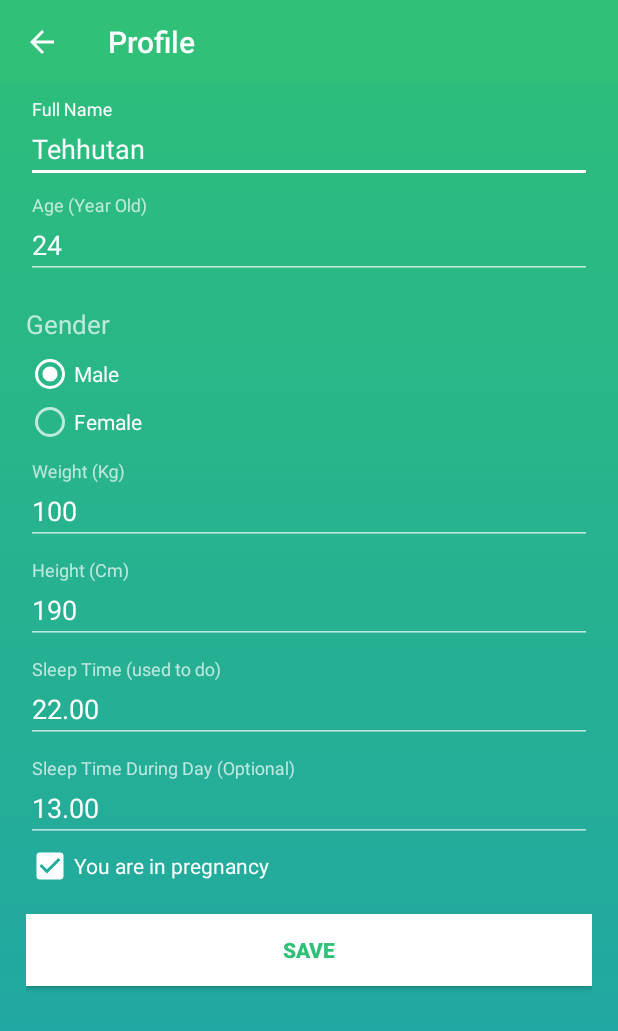
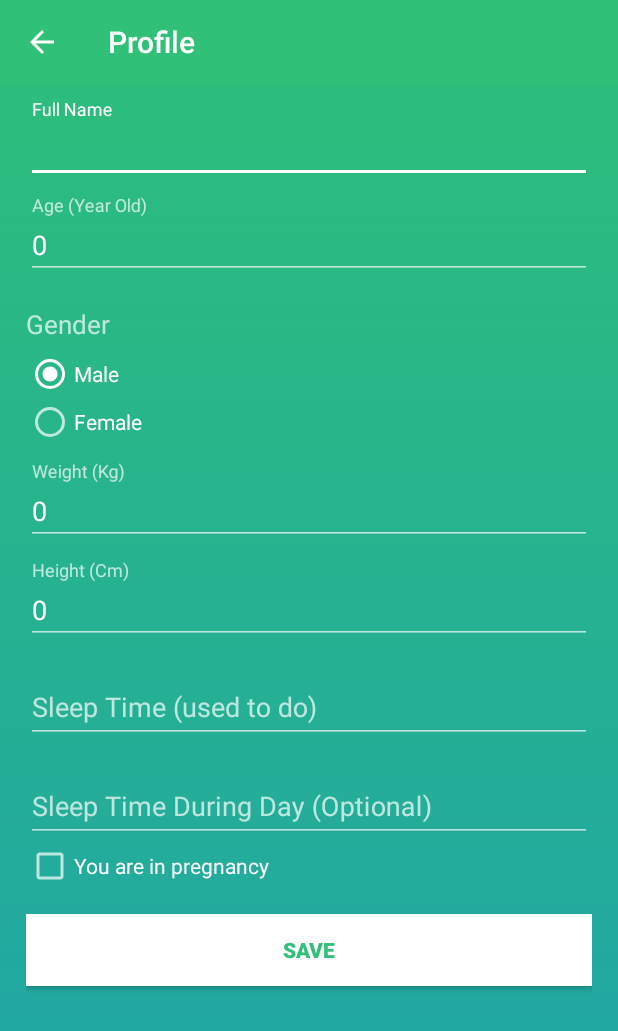
Before and after one commit to burhanahmeed/Miranda, an Android app: the fragment Profile_fragment placed in its activity, after a tap on an icon or button, on a phone screen of 412 x 824 dp. Shown: the top 1031 px of the screen. Run offline under Robolectric (Android 15) with nearby library versions, the phone set to English and light mode, and no system bars.

Commit message:
Profile CRU Done

```diff
--- a/app/src/main/java/com/ayotong/miranda/DBCtrl/UserInfoDAO.java
+++ b/app/src/main/java/com/ayotong/miranda/DBCtrl/UserInfoDAO.java
@@ -13,15 +13,11 @@ public interface UserInfoDAO {
 
     public int updateInfo(UserInfo userinfo);
 
-    public int updateInfo(int id, String username, int age, String gender, int weight, int height, boolean ispregnant, String startnap, String startsleep);
+    public int updateInfo(int id, String username, int age, int gender, int weight, int height, boolean ispregnant, String startnap, String startsleep);
 
     public int boolsql (boolean value);
 
     public boolean boolsql (int value);
 
-    public int gendersql (String gender);
-
-    public String gendersql(int gender);
-
     public UserInfo loadInfo();
 }
--- a/app/src/main/java/com/ayotong/miranda/MainActivity.java
+++ b/app/src/main/java/com/ayotong/miranda/MainActivity.java
@@ -30,11 +30,13 @@ import android.widget.ImageView;
 import android.widget.TextView;
 import android.widget.Toast;
 
+import com.ayotong.miranda.DBCtrl.UserInfoDB;
 import com.ayotong.miranda.app.About_fragment;
 import com.ayotong.miranda.app.Article_fragment;
 import com.ayotong.miranda.app.Home_fragment;
 import com.ayotong.miranda.app.Profile_fragment;
 import com.ayotong.miranda.app.Stat_fragment;
+import com.ayotong.miranda.model.UserInfo;
 
 public class MainActivity extends AppCompatActivity {
 
@@ -42,8 +44,10 @@ public class MainActivity extends AppCompatActivity {
     private Toolbar toolbar;
     private NavigationView navigationView;
     private DrawerLayout drawerLayout;
-
+    UserInfo user;
+    UserInfoDB userdb;
     TextView name, cond,level;
+    int fragID;
 
     @Override
     protected void onCreate(Bundle savedInstanceState) {
@@ -63,14 +67,24 @@ public class MainActivity extends AppCompatActivity {
 
         //Initializing NavigationView
         navigationView = (NavigationView) findViewById(R.id.navigation_view);
-                View header=navigationView.getHeaderView(0);
-/*View view=navigationView.inflateHeaderView(R.layout.nav_header_main);*/
+        View header=navigationView.getHeaderView(0);
+
+        /*View view=navigationView.inflateHeaderView(R.layout.nav_header_main);*/
         name = (TextView)header.findViewById(R.id.username);
         cond = (TextView)header.findViewById(R.id.condisi);
         level = (TextView)findViewById(R.id.level);
-        name.setText("Teh"); //nama
-        cond.setText("Male"); //iki ganti gender ae
+
+        userdb = new UserInfoDB(getApplicationContext());
+        user = new UserInfo();
+
+        Log.i("Action: ", "userdb created");
+        user = userdb.loadInfo();
+        Log.i("Action: ", "success loading info");
+        name.setText(user.getUsername()); //nama
+        Log.i("Action: ", "get username");
+        cond.setText(user.genderToText(user.getGender())); //iki ganti gender ae
         level.setText("100"); //total xp
+
         ImageView img = (ImageView)header.findViewById(R.id.profile_image);
         Resources res = getResources(); // need this to fetch the drawable
         Drawable draw = res.getDrawable( R.drawable.ic_logo );
@@ -89,6 +103,10 @@ public class MainActivity extends AppCompatActivity {
                 openFragment(new Profile_fragment());
             }
         });
+
+        if(getIntent().getIntExtra("fragnum", 0)==1){
+            openFragment(new Profile_fragment());
+        }
 
         Drawable drawable = ContextCompat.getDrawable(getApplicationContext(),R.drawable.icon_menu_feeds);
         toolbar.setOverflowIcon(drawable);
--- a/app/src/main/java/com/ayotong/miranda/UpdateProfileActivity.java
+++ b/app/src/main/java/com/ayotong/miranda/UpdateProfileActivity.java
@@ -1,13 +1,17 @@
 package com.ayotong.miranda;
 
 import android.app.ActionBar;
+import android.content.Intent;
 import android.graphics.Color;
 import android.graphics.PorterDuff;
 import android.graphics.drawable.Drawable;
+import android.support.v4.app.Fragment;
+import android.support.v4.app.FragmentManager;
 import android.support.v4.app.NavUtils;
 import android.support.v7.app.AppCompatActivity;
 import android.os.Bundle;
 import android.support.v7.widget.Toolbar;
+import android.util.Log;
 import android.view.Menu;
 import android.view.MenuItem;
 import android.view.View;
@@ -19,12 +23,20 @@ import android.widget.RadioGroup;
 import android.widget.TextView;
 import android.widget.Toast;
 
+import com.ayotong.miranda.DBCtrl.UserInfoDB;
+import com.ayotong.miranda.app.Profile_fragment;
+import com.ayotong.miranda.model.UserInfo;
+
 public class UpdateProfileActivity extends AppCompatActivity {
 
-    EditText fullname, age, weight, height, tidur, tsiang;
+    EditText etfullname, etage, etweight, etheight, ettidur, ettsiang;
     RadioGroup rg;
     RadioButton rb;
     CheckBox cbP;
+    UserInfo user;
+    UserInfoDB userdb;
+    private boolean ispreg;
+    private int gender;
 
     @Override
     protected void onCreate(Bundle savedInstanceState) {
@@ -45,70 +57,92 @@ public class UpdateProfileActivity extends AppCompatActivity {
             }
         });
 
-        fullname = (EditText) findViewById(R.id.your_full_name);
-        String fname = fullname.getText().toString();
-        age = (EditText) findViewById(R.id.input_age);
-        String ages = age.getText().toString();
-        weight = (EditText) findViewById(R.id.weight);
-        String berat = weight.getText().toString();
-        height = (EditText) findViewById(R.id.height_);
-        String tinggi = height.getText().toString();
-        tidur = (EditText)findViewById(R.id.tidur);
-        String tidurs = tidur.getText().toString();
-        tsiang = (EditText)findViewById(R.id.tidursiang);
-        String tidursiang = tsiang.getText().toString();
+        etfullname = (EditText) findViewById(R.id.your_full_name);
+        etage = (EditText) findViewById(R.id.input_age);
+        etweight = (EditText) findViewById(R.id.weight);
+        etheight = (EditText) findViewById(R.id.height_);
+        ettidur = (EditText)findViewById(R.id.tidur);
+        ettsiang = (EditText)findViewById(R.id.tidursiang);
+        cbP = (CheckBox)findViewById(R.id.checkBox);
 
+        //Load data dulu
+        loadProfile(user);
+        Log.i("UpdateProfile: ", "load info to layout");
 
         rg =(RadioGroup)findViewById(R.id.radiogender);
+        rg.setOnCheckedChangeListener(new RadioGroup.OnCheckedChangeListener()
+        {
+            public void onCheckedChanged(RadioGroup group, int checkedId) {
+                switch(checkedId){
+                    case R.id.rbM:
+                        gender = 0;
+                        break;
+                    case R.id.rbF:
+                        gender = 1;
+                        break;
+                }
+            }
+        });
 
-        Button btnDisplay=(Button)findViewById(R.id.savingbtn);
-
-        int selectedId=rg.getCheckedRadioButtonId();
-        rb=(RadioButton)findViewById(selectedId);
-
-        cbP = (CheckBox)findViewById(R.id.checkBox);
         cbP.setOnClickListener(new View.OnClickListener() {
 
             @Override
             public void onClick(View v) {
                 //is chkIos checked?
-                boolean pregnant = cbP.isChecked();
-
+                ispreg = cbP.isChecked();
             }
         });
 
-        //untuk setText pas buka halaman
-        fullname.setText("Tehhutan");
-        age.setText("24");
-        weight.setText("100");
-        height.setText("190");
-        tidur.setText("22.00");
-        tsiang.setText("13.00");
 
-        boolean isPreg = true;
-        if (isPreg){
+        Button save = (Button)findViewById(R.id.savingbtn);
+        save.setOnClickListener(new View.OnClickListener() {
+            @Override
+            public void onClick(View view) {
+                String fullname = etfullname.getText().toString();
+                int age = Integer.parseInt(etage.getText().toString());
+                int weight = Integer.parseInt(etweight.getText().toString());
+                int height = Integer.parseInt(etheight.getText().toString());
+
+                UserInfoDB userdb = new UserInfoDB(getApplicationContext());
+                UserInfo user = new UserInfo(0, fullname, age, gender , weight, height, ispreg, "1000", "2000");
+                userdb.updateInfo(user);
+                userdb.close();
+                Intent intent = new Intent(UpdateProfileActivity.this, MainActivity.class);
+                intent.putExtra("fragnum", 1);
+                startActivity(intent);
+                finish();
+            }
+        });
+
+    }
+    public void loadProfile(UserInfo user){
+        etfullname = (EditText) findViewById(R.id.your_full_name);
+        etage = (EditText) findViewById(R.id.input_age);
+        etweight = (EditText) findViewById(R.id.weight);
+        etheight = (EditText) findViewById(R.id.height_);
+        ettidur = (EditText)findViewById(R.id.tidur);
+        ettsiang = (EditText)findViewById(R.id.tidursiang);
+        cbP = (CheckBox)findViewById(R.id.checkBox);
+
+        userdb = new UserInfoDB(getApplicationContext());
+        user = userdb.loadInfo();
+        etfullname.setText(user.getUsername());
+        etage.setText(Integer.toString(user.getAge()));
+        etweight.setText(Integer.toString(user.getWeight()));
+        etheight.setText(Integer.toString(user.getHeight()));
+        ettidur.setText(user.getStartsleep());
+        ettsiang.setText(user.getStartnap());
+        if (user.ispregnant()){
             cbP.setChecked(true);
         }else{
             cbP.setChecked(false);
         }
-
-        String gndr = "Male";
-        if (gndr=="Male"){
+        if (user.getGender()==0){
             RadioButton rmale = (RadioButton)findViewById(R.id.rbM);
             rmale.setChecked(true);
         }else{
             RadioButton rfemale = (RadioButton)findViewById(R.id.rbF);
             rfemale.setChecked(true);
         }
-
-        Button save = (Button)findViewById(R.id.savingbtn);
-        save.setOnClickListener(new View.OnClickListener() {
-            @Override
-            public void onClick(View view) {
-                finish();
-            }
-        });
-
     }
-
 }
--- a/app/src/main/java/com/ayotong/miranda/app/Profile_fragment.java
+++ b/app/src/main/java/com/ayotong/miranda/app/Profile_fragment.java
@@ -6,6 +6,7 @@ import android.graphics.drawable.Drawable;
 import android.os.Bundle;
 import android.support.annotation.Nullable;
 import android.support.v4.app.Fragment;
+import android.util.Log;
 import android.view.LayoutInflater;
 import android.view.View;
 import android.view.ViewGroup;
@@ -14,30 +15,42 @@ import android.widget.ImageButton;
 import android.widget.ImageView;
 import android.widget.TextView;
 
+import com.ayotong.miranda.DBCtrl.UserInfoDB;
 import com.ayotong.miranda.R;
 import com.ayotong.miranda.UpdateProfileActivity;
+import com.ayotong.miranda.model.UserInfo;
 
 public class Profile_fragment extends Fragment {
     TextView nama, umur, berat, gender;
+    UserInfo user;
+    UserInfoDB userdb;
 
     @Nullable
     @Override
     public View onCreateView(LayoutInflater inflater, @Nullable ViewGroup container, @Nullable Bundle savedInstanceState) {
         //returning our layout file
+
         //change R.layout.yourlayoutfilename for each of your fragments
         View v = inflater.inflate(R.layout.fragment_profile, container, false);
         ImageButton btnUpdate = (ImageButton)v.findViewById(R.id.edit_profile_btn);
+        ImageView img = (ImageView)v.findViewById(R.id.profile_image);
 
         nama = (TextView)v.findViewById(R.id.isi_nama);
         umur = (TextView)v.findViewById(R.id.data_umur);
         berat = (TextView)v.findViewById(R.id.data_berat);
         gender = (TextView)v.findViewById(R.id.gender);
 
-        nama.setText("TEHHU");
-        umur.setText("20");
-        berat.setText("60");
-        gender.setText("Lanang");
-        ImageView img = (ImageView)v.findViewById(R.id.profile_image);
+        userdb = new UserInfoDB(getActivity().getApplicationContext());
+        user = new UserInfo();
+        Log.i("Action ", "userdb created");
+        user = userdb.loadInfo();
+        Log.i("Action ", "success loading info");
+        nama.setText(user.getUsername());
+        umur.setText(Integer.toString(user.getAge()));
+        berat.setText(Integer.toString(user.getWeight()));
+        gender.setText(user.genderToText(user.getGender()));
+        Log.i("Action", "Text Set");
+
         Resources res = getResources(); // need this to fetch the drawable
         Drawable draw = res.getDrawable( R.drawable.ic_logo );
         img.setImageDrawable(draw);
@@ -47,9 +60,11 @@ public class Profile_fragment extends Fragment {
             public void onClick(View view) {
                 Intent intent = new Intent(getActivity(), UpdateProfileActivity.class);
                 startActivity(intent);
+                getActivity().finish();
             }
         });
 
         return v;
     }
+
 }
--- a/app/src/main/java/com/ayotong/miranda/model/UserInfo.java
+++ b/app/src/main/java/com/ayotong/miranda/model/UserInfo.java
@@ -28,7 +28,7 @@ public class UserInfo {
     private int id;
     private String username;
     private int age;
-    private String gender;
+    private int gender;
     private int weight;
     private int height;
     private boolean ispregnant;
@@ -39,8 +39,9 @@ public class UserInfo {
 
     }
 
-    public UserInfo(int id, String username, int age, String gender, int weight, int height, boolean ispregnant, String startnap, String startsleep){
+    public UserInfo(int id, String username, int age, int gender, int weight, int height, boolean ispregnant, String startnap, String startsleep){
         this.id = id;
+        this.username = username;
         this.age = age;
         this.gender = gender;
         this.weight = weight;
@@ -48,6 +49,12 @@ public class UserInfo {
         this.ispregnant = ispregnant;
         this.startnap = startnap;
         this.startsleep = startsleep;
+    }
+
+    public String genderToText(int gender){
+        if(gender==0)
+            return "male";
+        return "female";
     }
 
     public int getId() {
@@ -74,11 +81,11 @@ public class UserInfo {
         this.age = age;
     }
 
-    public String getGender() {
+    public int getGender() {
         return gender;
     }
 
-    public void setGender(String gender) {
+    public void setGender(int gender) {
         this.gender = gender;
     }
 
--- a/app/src/main/res/layout/form_signup.xml
+++ b/app/src/main/res/layout/form_signup.xml
@@ -80,13 +80,13 @@
                     android:layout_height="match_parent"
                     android:layout_below="@+id/textView"
                     android:layout_centerHorizontal="true"
-                    android:layout_marginTop="5dp">
+                    android:layout_marginTop="5dp"
+                    android:id="@+id/radiogender">
 
                     <RadioButton
                         android:id="@+id/radioButton1"
                         android:layout_width="wrap_content"
                         android:layout_height="wrap_content"
-                        android:onClick="radioButtonClicked"
                         android:text="Male"
                         android:textColor="@android:color/white"
                         android:theme="@style/WhiteCheck"/>
@@ -95,7 +95,6 @@
                         android:id="@+id/radioButton2"
                         android:layout_width="wrap_content"
                         android:layout_height="wrap_content"
-                        android:onClick="radioButtonClicked"
                         android:text="Female"
                         android:theme="@style/WhiteCheck"
                         android:textColor="@android:color/white"/>
```
Also changed, not shown: app/src/main/java/com/ayotong/miranda/DBCtrl/UserInfoDB.java (+19 -28 lines), app/src/main/java/com/ayotong/miranda/SignUpActivity.java (+47 -14 lines).
